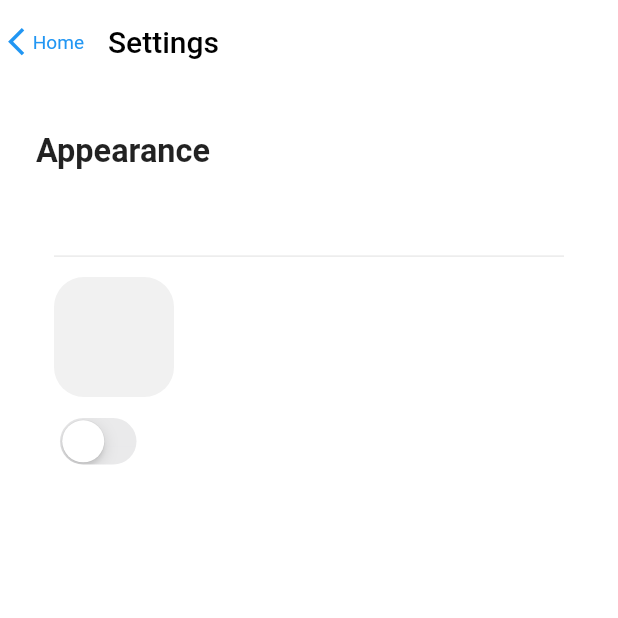
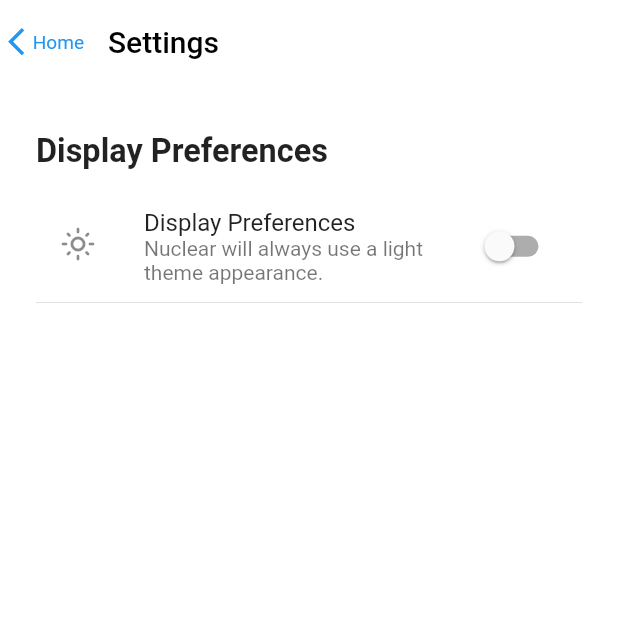
Before and after one commit to shavar67/nutri, a Flutter app: the Desktop screen opened directly, after a tap on the "settings" icon, on a phone screen of 412 x 824 dp, the top half of it. Run offline on Flutter 3.47's test engine with Material 2 defaults, Android fonts, the phone set to English and light mode, and no system bars; drawn by our look-alikes of auto_size_text; our stand-ins replace logger, shared_preferences; accounts and stored records are empty.

Commit message:
toggling between theme modes is enabled, along  with minor changes and improvements

```diff
--- /dev/null
+++ b/lib/constants/strings.dart
@@ -0,0 +1,8 @@
+class Strings {
+  static const darkModeDescription =
+      'Nuclear will always use a dark theme appearance.';
+  static const lightModeDescription =
+      'Nuclear will always use a light theme appearance.';
+  static const settingsPanelHeader = 'Display Preferences';
+  static const homeTitle = 'Home';
+}
--- a/lib/main.dart
+++ b/lib/main.dart
@@ -1,4 +1,5 @@
 import 'package:flutter/material.dart';
+import 'package:flutter/services.dart';
 import 'package:logger/logger.dart';
 import 'package:nuclear/constants/route_constants.dart';
 import 'package:nuclear/model/theme_provider.dart';
@@ -9,6 +10,10 @@ import 'package:provider/provider.dart';
 
 Future<void> main() async {
   WidgetsFlutterBinding.ensureInitialized();
+  await SystemChrome.setPreferredOrientations([
+    DeviceOrientation.portraitUp,
+    DeviceOrientation.portraitDown,
+  ]);
   runApp(MultiProvider(
     providers: [Provider<ThemeProvider>(create: (_) => ThemeProvider())],
     child: const MyApp(),
@@ -46,6 +51,7 @@ class _MyAppState extends State<MyApp> {
         child: Consumer<ThemeProvider>(
           builder: (BuildContext context, value, Widget? child) {
             return MaterialApp(
+                debugShowCheckedModeBanner: false,
                 title: 'Flutter Demo',
                 theme: !_themeProvider.getDarkTheme
                     ? AppTheme.lightTheme
--- a/lib/routes/router.dart
+++ b/lib/routes/router.dart
@@ -1,8 +1,8 @@
 import 'package:flutter/material.dart';
+import 'package:nuclear/screens/shared/settings_responsive.dart';
 
 import '../constants/route_constants.dart';
 import '../screens/shared/home.dart';
-import '../screens/shared/settings.dart';
 
 class AppRouter {
   static Route<dynamic> generateRoute(RouteSettings settings) {
@@ -10,7 +10,7 @@ class AppRouter {
       case homeRoute:
         return MaterialPageRoute(builder: (_) => const Home());
       case settingsRoute:
-        return MaterialPageRoute(builder: (_) => const Settings());
+        return MaterialPageRoute(builder: (_) => const Preference());
 
       default:
         return MaterialPageRoute(builder: (_) => const Home());
--- a/lib/screens/shared/settings.dart
+++ /dev/null
@@ -1,128 +0,0 @@
-import 'package:auto_size_text/auto_size_text.dart';
-import 'package:flutter/cupertino.dart';
-import 'package:flutter/material.dart';
-import 'package:logger/logger.dart';
-import 'package:nuclear/model/theme_provider.dart';
-import 'package:nuclear/utils/spacers.dart';
-import 'package:provider/provider.dart';
-
-class Settings extends StatefulWidget {
-  const Settings({Key? key}) : super(key: key);
-
-  @override
-  State<Settings> createState() => _SettingsState();
-}
-
-class _SettingsState extends State<Settings> {
-  var logger = Logger(printer: PrettyPrinter());
-
-  bool _isDarkModeOn = false;
-  @override
-  Widget build(BuildContext context) {
-    final themeProvider = Provider.of<ThemeProvider>(context);
-
-    Size size = MediaQuery.of(context).size;
-    return Scaffold(
-      appBar: AppBar(
-          title: AutoSizeText('Settings',
-              style: TextStyle(
-                  color: themeProvider.getDarkTheme
-                      ? Colors.white
-                      : Colors.black)),
-          leading: FittedBox(
-            child: SizedBox(
-              height: size.height * 0.03,
-              child: GestureDetector(
-                onTap: () {
-                  Navigator.of(context).pop();
-                },
-                child: Row(
-                  children: const [
-                    Icon(
-                      Icons.arrow_back_ios_new,
-                      color: Colors.blue,
-                    ),
-                    AutoSizeText(
-                      'Home',
-                      style: TextStyle(color: Colors.blue),
-                    )
-                  ],
-                ),
-              ),
-            ),
-          )),
-      body: Padding(
-        padding: const EdgeInsets.symmetric(
-            vertical: KSpacers.space12, horizontal: KSpacers.space12 * 2),
-        child: Column(
-            mainAxisSize: MainAxisSize.min,
-            crossAxisAlignment: CrossAxisAlignment.start,
-            children: [
-              const SizedBox(height: 20),
-              SizedBox(
-                height: size.height * 0.03,
-                child: const FittedBox(
-                  child: AutoSizeText(
-                    'Appearance',
-                    style: TextStyle(fontWeight: FontWeight.bold),
-                  ),
-                ),
-              ),
-              const SizedBox(height: 20),
-              Container(
-                width: size.width * 90,
-                height:
-                    size.width > 850 ? size.height * 0.24 : size.height * 0.20,
-                decoration: BoxDecoration(
-                    color: themeProvider.getDarkTheme
-                        ? Colors.grey[900]
-                        : Colors.white,
-                    borderRadius: BorderRadius.circular(8)),
-                child: Padding(
-                  padding:
-                      const EdgeInsets.symmetric(horizontal: KSpacers.space12),
-                  child: Column(
-                    crossAxisAlignment: CrossAxisAlignment.start,
-                    children: [
-                      const SizedBox(height: KSpacers.space10 * 3),
-                      const Divider(),
-                      const SizedBox(height: KSpacers.space10 - 4),
-                      GestureDetector(
-                        onTap: () {
-                          setState(() {
-                            _isDarkModeOn = !_isDarkModeOn;
-                          });
-                          themeProvider.setDarkTheme = _isDarkModeOn;
-                          logger.d(
-                              'toggle dark mode on: ${themeProvider.getDarkTheme}');
-                        },
-                        child: AnimatedContainer(
-                          duration: const Duration(milliseconds: 300),
-                          width: 80,
-                          height: 80,
-                          decoration: BoxDecoration(
-                              color: themeProvider.getDarkTheme == true
-                                  ? Colors.black
-                                  : Colors.grey.withOpacity(0.15),
-                              borderRadius: BorderRadius.circular(20)),
-                        ),
-                      ),
-                      const SizedBox(height: KSpacers.space10),
-                      CupertinoSwitch(
-                        activeColor: Colors.green,
-                        value: themeProvider.getDarkTheme,
-                        onChanged: (val) {
-                          setState(() {
-                            themeProvider.setDarkTheme = val;
-                          });
-                        },
-                      ),
-                    ],
-                  ),
-                ),
-              )
-            ]),
-      ),
-    );
-  }
-}
--- /dev/null
+++ b/lib/screens/shared/settings_responsive.dart
@@ -0,0 +1,54 @@
+import 'package:auto_size_text/auto_size_text.dart';
+import 'package:flutter/material.dart';
+import 'package:nuclear/constants/strings.dart';
+import 'package:nuclear/layout/responsive_layout.dart';
+import 'package:nuclear/theme/styles.dart';
+import 'package:nuclear/widgets/mobile/mobile_setting_options.dart';
+import 'package:provider/provider.dart';
+
+import '../../model/theme_provider.dart';
+import '../../widgets/desktop/desktop_setting_option.dart';
+import '../../widgets/tablet/tablet_setting_options.dart';
+
+class Preference extends StatefulWidget {
+  const Preference({Key? key}) : super(key: key);
+
+  @override
+  State<Preference> createState() => _PreferenceState();
+}
+
+class _PreferenceState extends State<Preference> {
+  @override
+  Widget build(BuildContext context) {
+    final themeProvider = Provider.of<ThemeProvider>(context);
+
+    Size size = MediaQuery.of(context).size;
+    return Scaffold(
+      appBar: AppBar(
+          title: AutoSizeText('Settings',
+              style: TextStyle(
+                  color: themeProvider.getDarkTheme
+                      ? Styles.white
+                      : Styles.defaultDarkModeBg)),
+          leading: FittedBox(
+              child: SizedBox(
+                  height: size.height * 0.03,
+                  child: GestureDetector(
+                      onTap: () {
+                        Navigator.of(context).pop();
+                      },
+                      child: Row(children: [
+                        Icon(Icons.arrow_back_ios_new,
+                            color: Styles.defaultIconColor),
+                        AutoSizeText(
+                          Strings.homeTitle,
+                          style: TextStyle(color: Styles.defaultIconColor),
+                        )
+                      ]))))),
+      body: const ResponsiveLayout(
+          mobile: MobileSettingOptions(),
+          tablet: TabletSettingOptions(),
+          desktop: DesktopSettingOptions()),
+    );
+  }
+}
--- a/lib/theme/app_theme.dart
+++ b/lib/theme/app_theme.dart
@@ -1,15 +1,17 @@
 import 'package:flutter/material.dart';
+import 'package:nuclear/theme/styles.dart';
 
 class AppTheme {
   static get lightTheme => ThemeData(
-      appBarTheme: const AppBarTheme(elevation: 0, color: Colors.white),
+      appBarTheme: const AppBarTheme(elevation: 0, color: Styles.white),
       visualDensity: VisualDensity.adaptivePlatformDensity,
       brightness: Brightness.light,
-      scaffoldBackgroundColor: Colors.white.withOpacity(0.95));
+      scaffoldBackgroundColor: Styles.white.withOpacity(0.95));
 
   static get darkTheme => ThemeData.dark().copyWith(
-      appBarTheme: const AppBarTheme(elevation: 0, color: Colors.black),
+      appBarTheme:
+          const AppBarTheme(elevation: 0, color: Styles.defaultDarkModeBg),
       visualDensity: VisualDensity.adaptivePlatformDensity,
       brightness: Brightness.dark,
-      scaffoldBackgroundColor: Colors.black);
+      scaffoldBackgroundColor: Styles.defaultDarkModeBg);
 }
--- /dev/null
+++ b/lib/theme/styles.dart
@@ -0,0 +1,10 @@
+import 'package:flutter/material.dart';
+
+class Styles {
+  const Styles();
+
+  static const Color white = Colors.white;
+  static const Color defaultDarkModeBg = Colors.black;
+  static Color greyShade900 = Colors.grey.shade900;
+  static Color defaultIconColor = Colors.blue;
+}
--- /dev/null
+++ b/lib/widgets/mobile/mobile_setting_options.dart
@@ -0,0 +1,77 @@
+import 'package:auto_size_text/auto_size_text.dart';
+import 'package:flutter/material.dart';
+import 'package:logger/logger.dart';
+import 'package:nuclear/theme/styles.dart';
+import 'package:provider/provider.dart';
+
+import '../../../model/theme_provider.dart';
+import '../../../utils/spacers.dart';
+import '../../constants/strings.dart';
+
+class MobileSettingOptions extends StatefulWidget {
+  const MobileSettingOptions({Key? key}) : super(key: key);
+
+  @override
+  State<MobileSettingOptions> createState() => _MobileSettingOptionsState();
+}
+
+class _MobileSettingOptionsState extends State<MobileSettingOptions> {
+  var logger = Logger(printer: PrettyPrinter());
+
+  @override
+  Widget build(BuildContext context) {
+    final themeProvider = Provider.of<ThemeProvider>(context);
+
+    Size size = MediaQuery.of(context).size;
+    return Padding(
+      padding: const EdgeInsets.symmetric(
+          vertical: KSpacers.space12, horizontal: KSpacers.space12 * 2),
+      child: Column(
+          mainAxisSize: MainAxisSize.min,
+          crossAxisAlignment: CrossAxisAlignment.start,
+          children: [
+            const SizedBox(height: 20),
+            SizedBox(
+              height: size.height * 0.03,
+              child: const FittedBox(
+                child: AutoSizeText(
+                  Strings.settingsPanelHeader,
+                  style: TextStyle(fontWeight: FontWeight.bold),
+                ),
+              ),
+            ),
+            const SizedBox(height: 20),
+            Container(
+              width: size.width * 90,
+              height: size.height * 0.22,
+              decoration: BoxDecoration(
+                  color: themeProvider.getDarkTheme
+                      ? Styles.greyShade900
+                      : Styles.white,
+                  borderRadius: BorderRadius.circular(8)),
+              child: Column(
+                crossAxisAlignment: CrossAxisAlignment.start,
+                children: [
+                  const SizedBox(height: KSpacers.space10 - 8),
+                  ListTile(
+                    subtitle: themeProvider.getDarkTheme
+                        ? const AutoSizeText(Strings.darkModeDescription)
+                        : const AutoSizeText(Strings.lightModeDescription),
+                    leading: !themeProvider.getDarkTheme
+                        ? const Icon(Icons.light_mode_outlined)
+                        : const Icon(Icons.mode_night_outlined),
+                    title: const AutoSizeText(Strings.settingsPanelHeader),
+                    trailing: Switch.adaptive(
+                        value: themeProvider.getDarkTheme,
+                        onChanged: (bool val) {
+                          themeProvider.setDarkTheme = val;
+                        }),
+                  ),
+                  const Divider()
+                ],
+              ),
+            )
+          ]),
+    );
+  }
+}
```
Also changed, not shown: lib/screens/mobile/mobile.dart (+12 -7 lines), lib/screens/tablet/tablet.dart (+51 -20 lines), lib/widgets/desktop/desktop_setting_option.dart (added, +31 -0 lines), lib/widgets/tablet/tablet_setting_options.dart (added, +70 -0 lines), 5 other files.
